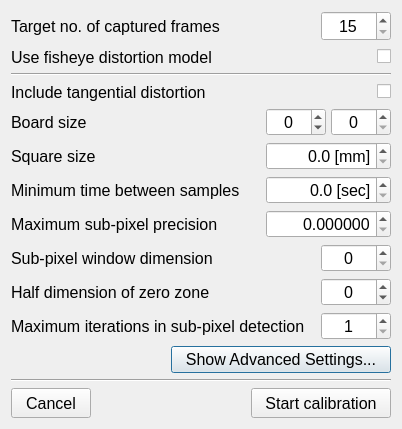
Old version of the form widgets/camera/camera_calib_settings_dialog.ui in the repository IRMA-LAB/cable_robot.
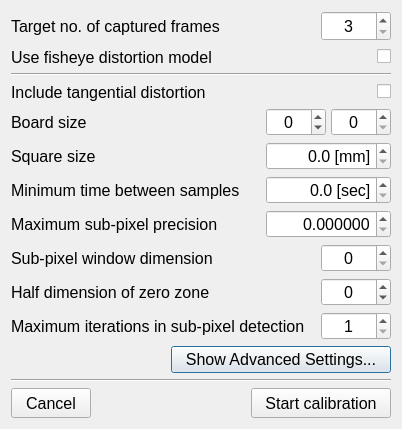
New version of the form.

Diff of the .ui file:
```diff
--- a/widgets/camera/camera_calib_settings_dialog.ui
+++ b/widgets/camera/camera_calib_settings_dialog.ui
@@ -55,7 +55,10 @@
         <set>Qt::AlignCenter</set>
        </property>
        <property name="minimum">
-        <number>15</number>
+        <number>3</number>
+       </property>
+       <property name="value">
+        <number>3</number>
        </property>
       </widget>
      </item>
```
Left out of the diff: 2 changed lines with no effect on the pictures.
